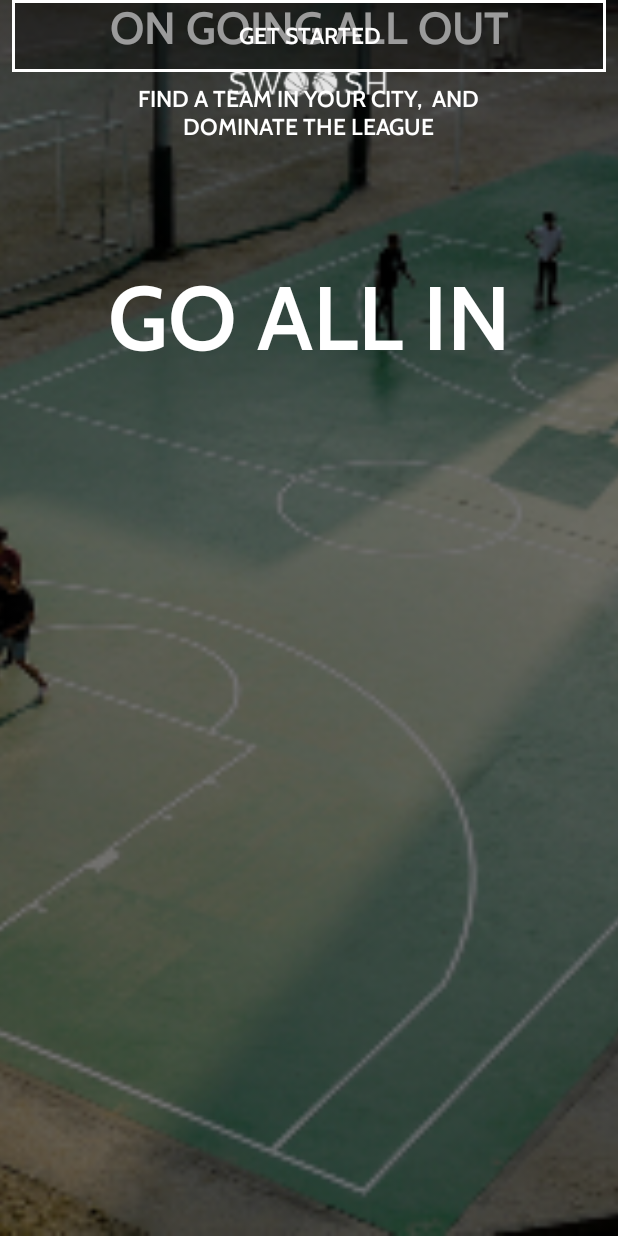
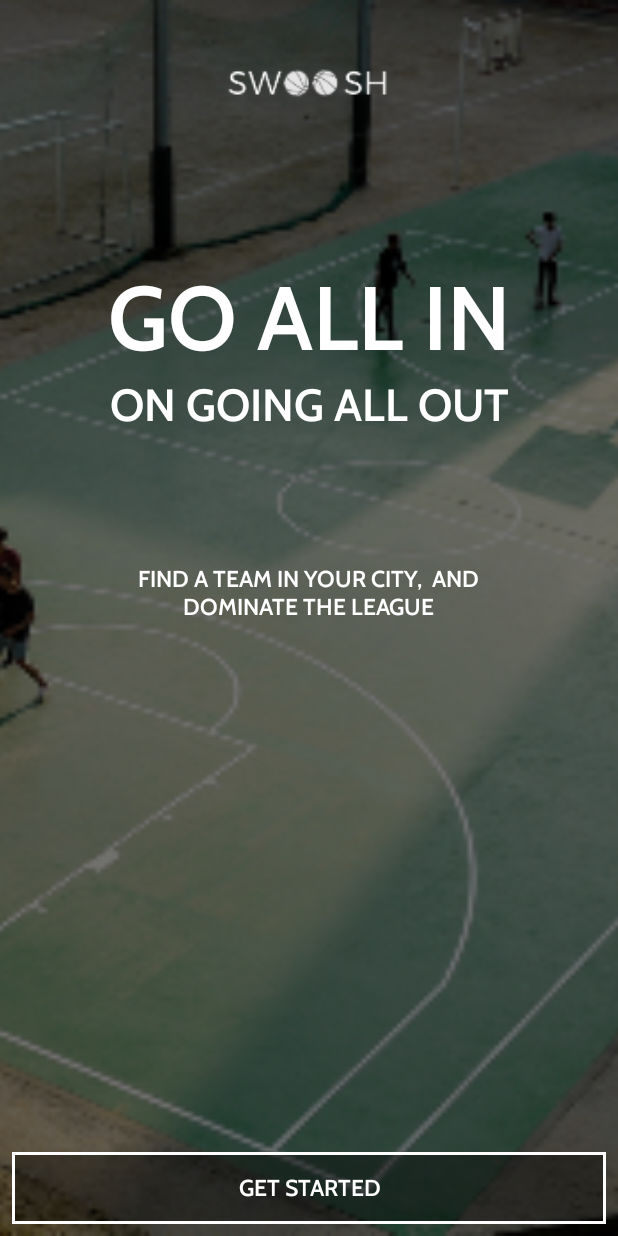
Before and after one commit to decoded-cipher/Swoosh, an Android app: the screen it shows after launch (MainActivity), on a phone screen of 412 x 824 dp. Run offline under Robolectric (Android 15) with nearby library versions, the phone set to English and light mode, and no system bars.

Commit message:
League_Selector Updated

```diff
--- a/app/src/main/res/layout/activity_main.xml
+++ b/app/src/main/res/layout/activity_main.xml
@@ -33,10 +33,11 @@
     <TextView
             android:text="ON GOING ALL OUT"
             android:layout_width="wrap_content"
-            android:layout_height="wrap_content" tools:layout_editor_absoluteY="251dp"
+            android:layout_height="wrap_content"
             android:id="@+id/textView2" app:layout_constraintEnd_toEndOf="parent" android:layout_marginEnd="8dp"
             app:layout_constraintStart_toStartOf="parent" android:layout_marginStart="8dp" android:textColor="#FFFFFF"
-            android:fontFamily="@font/cabin_semibold" android:textSize="30sp"/>
+            android:fontFamily="@font/cabin_semibold" android:textSize="30sp" android:layout_marginTop="76dp"
+            app:layout_constraintTop_toTopOf="@+id/textView"/>
     <TextView
             android:text="FIND A TEAM IN YOUR CITY,  AND DOMINATE THE LEAGUE"
             android:layout_width="254dp"
@@ -51,9 +52,10 @@
     <Button
             android:text="GET STARTED"
             android:layout_width="0dp"
-            android:layout_height="wrap_content" tools:layout_editor_absoluteY="580dp"
+            android:layout_height="wrap_content"
             android:id="@+id/button" app:layout_constraintEnd_toEndOf="parent" android:layout_marginEnd="8dp"
             app:layout_constraintStart_toStartOf="parent" android:layout_marginStart="8dp"
             app:layout_constraintHorizontal_bias="0.0" android:fontFamily="@font/cabin_semibold"
-            android:textSize="15sp" android:textColor="#FFFFFF" android:background="@drawable/swoosh_button"/>
+            android:textSize="15sp" android:textColor="#FFFFFF" android:background="@drawable/swoosh_button"
+            android:layout_marginBottom="8dp" app:layout_constraintBottom_toBottomOf="parent"/>
 </android.support.constraint.ConstraintLayout>
```
